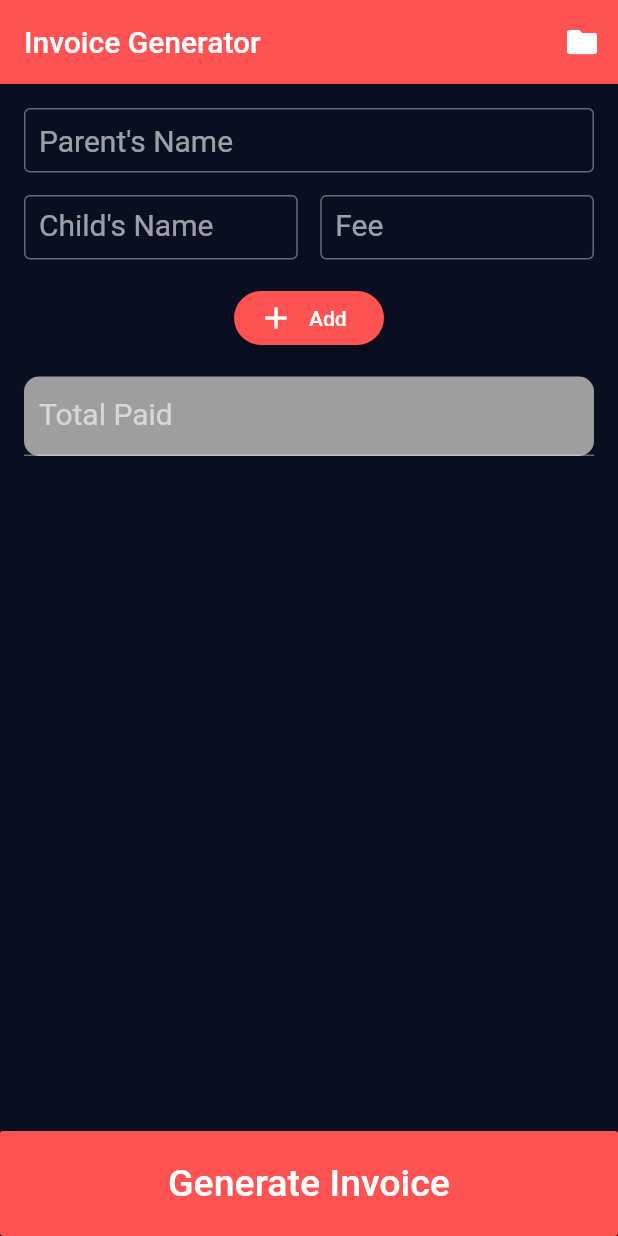
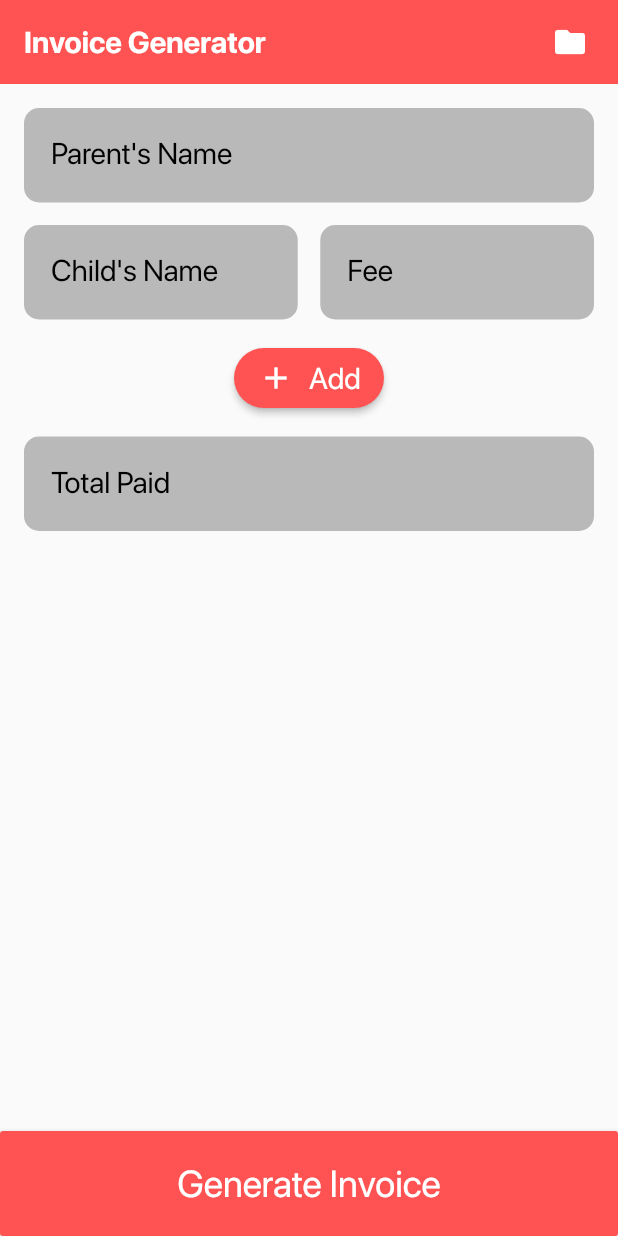
Before and after one commit to bookofiyi/invoice_generator, a Flutter app: the screen it shows after launch, on a phone screen of 412 x 824 dp. Run offline on Flutter 3.47's test engine with Material 2 defaults, Android fonts, the phone set to English and light mode, and no system bars.

Commit message:
updated UI and added new fonts

```diff
--- /dev/null
+++ b/lib/constants.dart
@@ -0,0 +1,7 @@
+import 'package:flutter/material.dart';
+
+const Color kwhite = Colors.white;
+const Color kred = Colors.redAccent;
+const Color kgrey = Colors.black45;
+const Color kLightGrey = Colors.black26;
+const Color kblack = Colors.black;
--- a/lib/form.dart
+++ b/lib/form.dart
@@ -1,4 +1,5 @@
 import 'package:flutter/material.dart';
+import 'package:invoice_generator/constants.dart';
 
 class FormScreen extends StatefulWidget {
   const FormScreen({Key? key}) : super(key: key);
@@ -13,11 +14,17 @@ class _FormScreenState extends State<FormScreen> {
   Widget build(BuildContext context) {
     return Scaffold(
       appBar: AppBar(
-        title: const Text('Invoice Generator'),
+        title: const Text('Invoice Generator',
+            style: TextStyle(
+              fontWeight: FontWeight.bold,
+            )),
         actions: [
-          IconButton(
+          Padding(
+            padding: const EdgeInsets.only(right: 8.0),
+            child: IconButton(
               onPressed: () {},
               icon: const Icon(Icons.folder, color: Colors.white),
+            ),
           ),
         ],
       ),
@@ -29,56 +36,108 @@ class _FormScreenState extends State<FormScreen> {
             child: Column(
               crossAxisAlignment: CrossAxisAlignment.center,
               children: [
-                const TextField(
+                Container(
+                  decoration: const BoxDecoration(
+                    borderRadius: BorderRadius.all(Radius.circular(10)),
+                    color: kLightGrey,
+                  ),
+                  child: const Padding(
+                    padding: EdgeInsets.only(left: 8.0),
+                    child: TextField(
                       style: TextStyle(
                         fontSize: 20,
                       ),
                       decoration: InputDecoration(
-                    isDense: true,
                         contentPadding: EdgeInsets.all(10.0),
-                    hintText: "Parent's Name",
-                    border: OutlineInputBorder(),
+                        labelText: "Parent's Name",
+                        labelStyle: TextStyle(
+                          color: kblack,
+                        ),
+                        floatingLabelStyle: TextStyle(
+                          color: kblack,
+                        ),
+                        border: InputBorder.none,
+                      ),
+                    ),
                   ),
                 ),
                 const SizedBox(
                   height: spacing,
                 ),
                 Row(
-                  children: const [
+                  children: [
+                    // child's name field
                     Expanded(
-                      child: TextField(
-                        style: TextStyle(
-                          fontSize: 20,
+                      child: Container(
+                        decoration: const BoxDecoration(
+                          borderRadius: BorderRadius.all(Radius.circular(10)),
+                          color: kLightGrey,
                         ),
-                        decoration: InputDecoration(
-                          isDense: true,
-                          contentPadding: EdgeInsets.all(10.0),
-                          labelText: "Child's Name",
-                          hintText: "Child's Name",
-                          border: OutlineInputBorder(),
-                        ),
-                      ),
-                    ),
-                    SizedBox(
-                      width: spacing,
-                    ),
-                    Expanded(
+                        child: const Padding(
+                          padding: EdgeInsets.only(left: 8.0),
                           child: TextField(
                             style: TextStyle(
                               fontSize: 20,
                             ),
                             decoration: InputDecoration(
                               contentPadding: EdgeInsets.all(10.0),
-                          isDense: true,
-                          prefixText: 'NGN',
-                          prefixStyle: TextStyle(
-                            color: Colors.white,
+                              labelText: "Child's Name",
+                              labelStyle: TextStyle(
+                                color: kblack,
                               ),
-                          labelText: "Fee",
-                          border: OutlineInputBorder(),
+                              floatingLabelStyle: TextStyle(
+                                color: kblack,
+                              ),
+                              border: InputBorder.none,
                             ),
                           ),
                         ),
+                      ),
+                    ),
+                    // end of child's name field
+
+                    const SizedBox(
+                      width: spacing,
+                    ),
+
+                    // fee field
+                    Expanded(
+                      child: Container(
+                        decoration: const BoxDecoration(
+                          borderRadius: BorderRadius.all(Radius.circular(10)),
+                          color: kLightGrey,
+                        ),
+                        child: const Padding(
+                          padding: EdgeInsets.only(left: 8.0),
+                          child: TextField(
+                            keyboardType: TextInputType.numberWithOptions(
+                              decimal: true,
+                            ),
+                            style: TextStyle(
+                              fontSize: 20,
+                            ),
+                            decoration: InputDecoration(
+                              contentPadding: EdgeInsets.all(10.0),
+                              isDense: true,
+                              prefixText: 'NGN ',
+                              // prefixStyle: TextStyle(
+                              //   color: kgrey,
+                              //   fontSize: 20,
+                              // ),
+                              labelText: "Fee",
+                              labelStyle: TextStyle(
+                                color: kblack,
+                              ),
+                              floatingLabelStyle: TextStyle(
+                                color: kblack,
+                              ),
+                              border: InputBorder.none,
+                            ),
+                          ),
+                        ),
+                      ),
+                    ),
+                    // end of fee field
                   ],
                 ),
 
@@ -93,17 +152,25 @@ class _FormScreenState extends State<FormScreen> {
                     onPressed: () {},
                     color: Colors.redAccent,
                     minWidth: 50,
+                    height: 40,
                     shape: RoundedRectangleBorder(
                       borderRadius: BorderRadius.circular(25),
                     ),
                     child: Center(
                       child: Row(
                         children: const [
-                          Icon(Icons.add),
+                          Icon(
+                            Icons.add,
+                            color: kwhite,
+                          ),
                           SizedBox(
                             width: 10,
                           ),
-                          Text('Add'),
+                          Text('Add',
+                              style: TextStyle(
+                                color: kwhite,
+                                fontSize: 20,
+                              )),
                         ],
                       ),
                     ),
@@ -114,27 +181,42 @@ class _FormScreenState extends State<FormScreen> {
                 const SizedBox(
                   height: spacing,
                 ),
+
+                // total paid field
                 Container(
                   decoration: const BoxDecoration(
                     borderRadius: BorderRadius.all(Radius.circular(10)),
-                    color: Colors.grey,
+                    color: kLightGrey,
                   ),
+                  child: Padding(
+                    padding: const EdgeInsets.only(left: 8.0),
                     child: TextFormField(
-                    keyboardType: const TextInputType.numberWithOptions(),
+                      keyboardType: const TextInputType.numberWithOptions(
+                        decimal: true,
+                      ),
                       style: const TextStyle(
-                      height: 0.7,
                         fontSize: 20,
+                        color: kblack,
                       ),
                       decoration: const InputDecoration(
-                      isDense: true,
                         contentPadding: EdgeInsets.all(10.0),
+                        prefixText: 'NGN ',
                         labelText: 'Total Paid',
+                        labelStyle: TextStyle(
+                          color: kblack,
+                        ),
+                        floatingLabelStyle: TextStyle(
+                          color: kblack,
+                        ),
+                        border: InputBorder.none,
                         // border: OutlineInputBorder(
                         //   borderRadius: BorderRadius.all(Radius.circular(10)),
                         // ),
                       ),
                     ),
                   ),
+                ),
+                // end of total paid field
               ],
             ),
           ),
@@ -144,11 +226,12 @@ class _FormScreenState extends State<FormScreen> {
               minWidth: double.infinity,
               height: 70,
               elevation: 3,
-              color: Colors.redAccent,
+              color: kred,
               child: const Text(
                 'Generate Invoice',
                 style: TextStyle(
                   fontSize: 25,
+                  color: kwhite,
                   // fontWeight: FontWeight.bold,
                 ),
               ),
--- a/lib/main.dart
+++ b/lib/main.dart
@@ -1,4 +1,5 @@
 import 'package:flutter/material.dart';
+import 'package:invoice_generator/constants.dart';
 import 'package:invoice_generator/form.dart';
 
 void main() {
@@ -13,17 +14,33 @@ class MyApp extends StatelessWidget {
   Widget build(BuildContext context) {
     return MaterialApp(
       title: 'Invoice Generator',
-      theme: ThemeData.dark().copyWith(
-        primaryColor: const Color(0xFF0A0E21),
-        scaffoldBackgroundColor: const Color(0xFF0A0E21),
-        // focusColor: Colors.redAccent,
+      theme: ThemeData(
+        primaryColor: kred,
+        fontFamily: 'San Francisco',
         appBarTheme: const AppBarTheme(
-          backgroundColor: Colors.redAccent,
-          elevation: 1,
+          backgroundColor: kred,
+          elevation: 0,
         ),
-        // colorScheme:
-        //     ColorScheme.fromSwatch().copyWith(secondary: Colors.redAccent),
       ),
+
+      // theme: ThemeData.light().copyWith(
+      //   primaryColor: Colors.redAccent,
+      //   appBarTheme: const AppBarTheme(
+      //     backgroundColor: Colors.redAccent,
+      //     elevation: 0,
+      //   ),
+      // ),
+
+      // theme: ThemeData.dark().copyWith(
+      //   primaryColor: const Color(0xFF0A0E21),
+      //   scaffoldBackgroundColor: const Color(0xFF0A0E21),
+      //   // focusColor: Colors.redAccent,
+      //   appBarTheme: const AppBarTheme(
+      //     backgroundColor: Colors.redAccent,
+      //     elevation: 1,
+      //   ),
+      // colorScheme:
+      //     ColorScheme.fromSwatch().copyWith(secondary: Colors.redAccent),
       home: const FormScreen(),
     );
   }
```
Also changed, not shown: pubspec.yaml (+19 -11 lines), assets/fonts/DMSans-Bold.ttf (added), assets/fonts/DMSans-Italic.ttf (added), assets/fonts/DMSans-Regular.ttf (added), assets/fonts/Rota-ExtraBold.otf (added), assets/fonts/Rota-Italic.otf (added), assets/fonts/Rota-Regular.otf (added), assets/fonts/SF-Pro-Display-Bold.otf (added), assets/fonts/SF-Pro-Display-Regular.otf (added), assets/fonts/SF-Pro-Display-RegularItalic.otf (added), 1 other file. Lines whose indentation alone changed are shown as unchanged.
